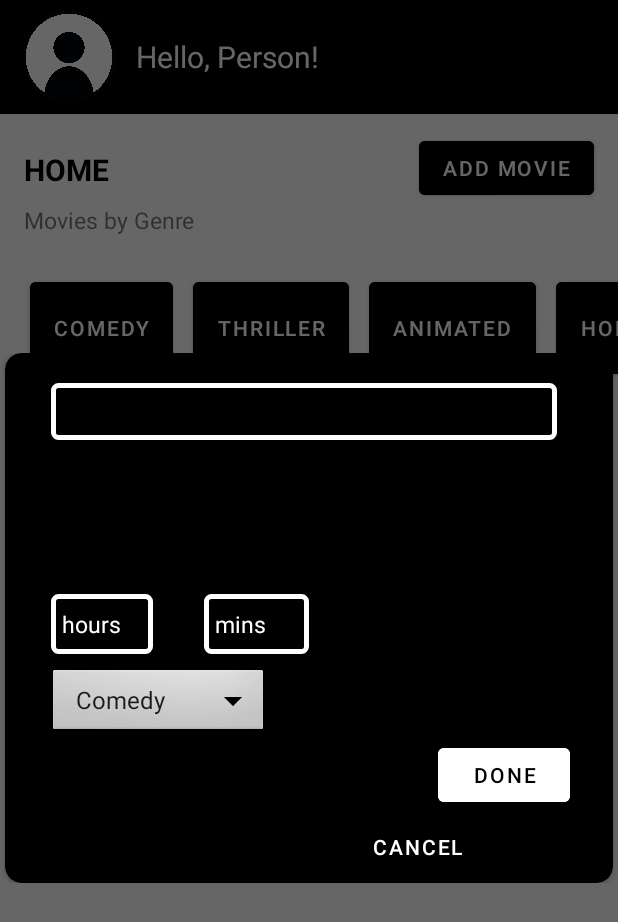
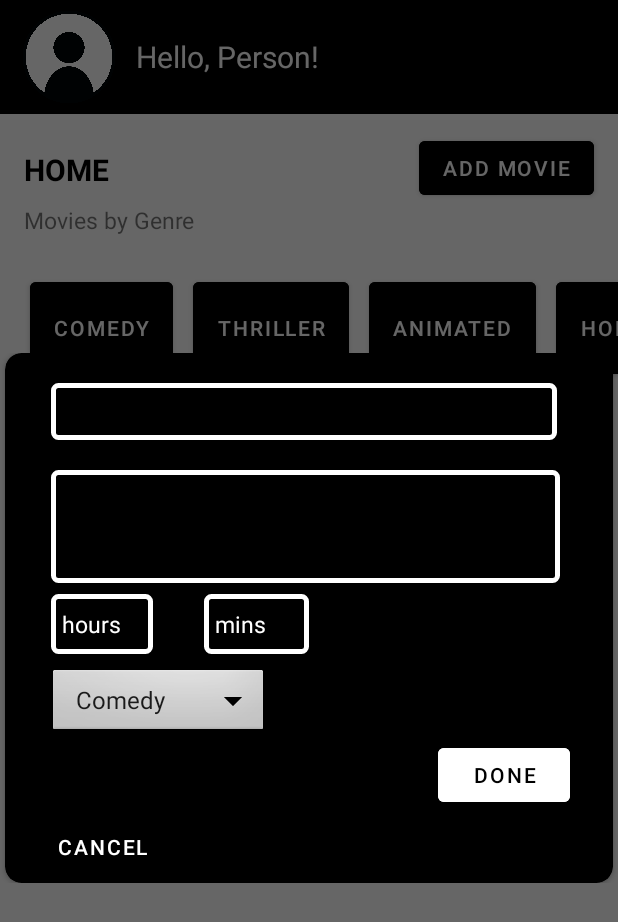
Before and after one commit to Its-Kena/Final-Project---Mhabit, an Android app: the screen it shows after launch (MainActivity), after a tap on "ADD MOVIE", on a phone screen of 412 x 824 dp. Shown: the top 922 px of the screen. Run offline under Robolectric (Android 15) with nearby library versions, the phone set to English and light mode, and no system bars; our stand-ins replace Room's generated code; libraries missing offline, so code that uses them is left out: it.xabaras.android.

Commit message:
edited add movie dialogue

```diff
--- a/app/src/main/res/layout/add_movie.xml
+++ b/app/src/main/res/layout/add_movie.xml
@@ -39,7 +39,7 @@
                 android:background="@drawable/custom_input"
                 android:paddingStart="12dp"
                 android:paddingEnd="12dp"
-                android:textTextColor="@color/white"
+                android:textColor="@color/white"
                 android:textSize="17dp" />
 
 
@@ -49,8 +49,10 @@
                 android:layout_width="339dp"
                 android:layout_height="75dp"
                 android:layout_marginLeft="22dp"
+                android:paddingStart="12dp"
                 android:layout_marginRight="12dp"
                 android:hint="description"
+                android:background="@drawable/custom_input"
                 android:textSize="20dp" />
 
 
@@ -101,20 +103,19 @@
             <Button
                 android:id="@+id/doneAdding"
                 android:layout_width="wrap_content"
+                android:layout_height="wrap_content"
+                android:layout_marginStart="280dp"
+                android:backgroundTint="@color/white"
                 android:text="Done"
-            android:layout_height="wrap_content"
-            android:layout_marginStart="280dp"
-            android:textColor="@color/black"
-            android:backgroundTint="@color/white"/>
+                android:textColor="@color/black" />
 
             <Button
                 android:id="@+id/cancel"
+                android:layout_width="wrap_content"
                 android:layout_height="wrap_content"
-                android:layout_width="wrap_content"
-                android:text="Cancel"
-                android:layout_marginStart="220dp"/>
+                android:layout_marginStart="10dp"
 
-
+                android:text="Cancel" />
 
 
         </LinearLayout>
```
